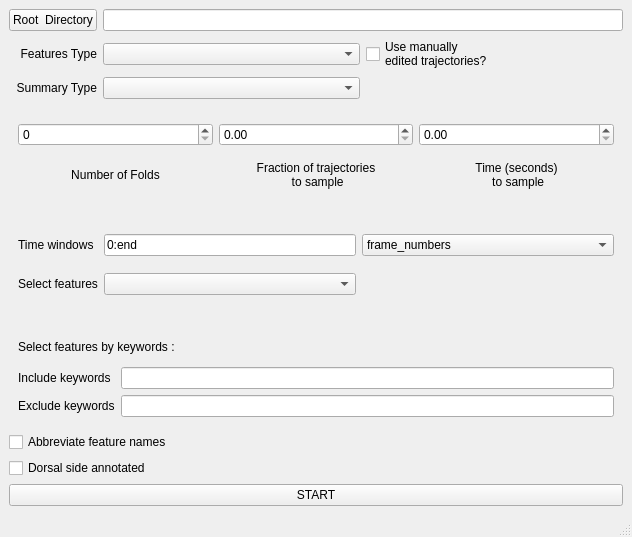
Qt form tierpsy/gui/QtDesignerFiles/Summarizer.ui (ver228/tierpsy-tracker) before a commit.
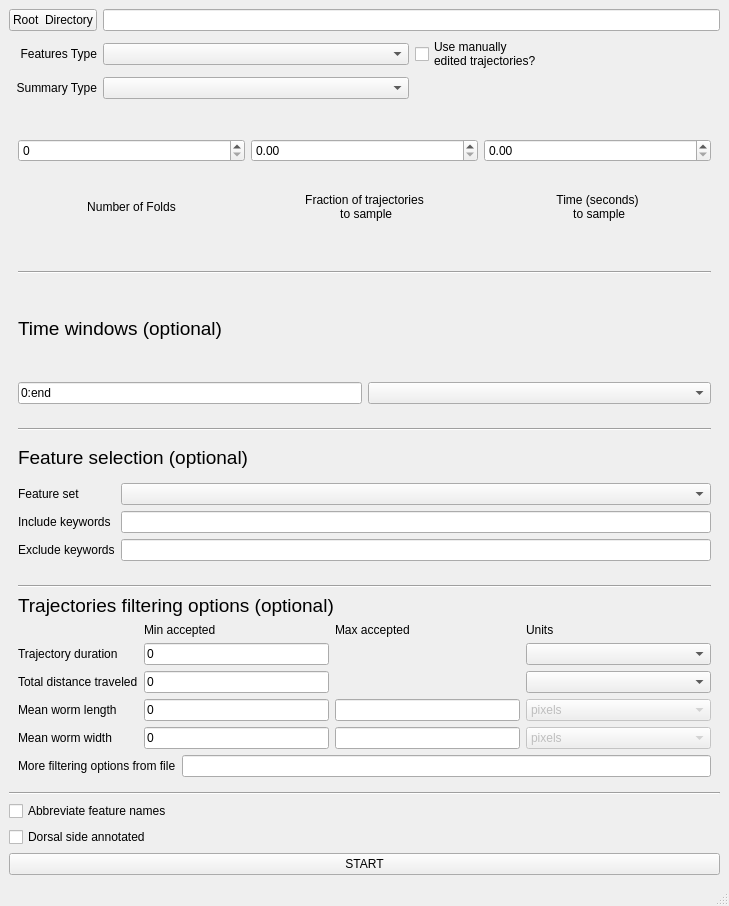
The same form after that commit.

Commit message: Trajectories filtering options in summarizer.

The edit to the form file:
```diff
--- a/tierpsy/gui/QtDesignerFiles/Summarizer.ui
+++ b/tierpsy/gui/QtDesignerFiles/Summarizer.ui
@@ -6,8 +6,8 @@
    <rect>
     <x>0</x>
     <y>0</y>
-    <width>632</width>
-    <height>537</height>
+    <width>729</width>
+    <height>906</height>
    </rect>
   </property>
   <property name="windowTitle">
@@ -147,45 +147,15 @@
     </item>
     <item>
      <widget class="QWidget" name="TimeWindows" native="true">
-      <layout class="QGridLayout" name="gridLayout_3">
-       <item row="1" column="3">
-        <widget class="QComboBox" name="p_select_feat"/>
-       </item>
-       <item row="1" column="1">
-        <widget class="QLabel" name="label_7">
-         <property name="text">
-          <string>Select features</string>
+      <layout class="QVBoxLayout" name="verticalLayout">
+       <item>
+        <widget class="Line" name="line">
+         <property name="orientation">
+          <enum>Qt::Horizontal</enum>
          </property>
         </widget>
        </item>
-       <item row="0" column="4">
-        <widget class="QComboBox" name="p_time_units">
-         <property name="sizePolicy">
-          <sizepolicy hsizetype="MinimumExpanding" vsizetype="Fixed">
-           <horstretch>0</horstretch>
-           <verstretch>0</verstretch>
-          </sizepolicy>
-         </property>
-         <item>
-          <property name="text">
-           <string>frame_numbers</string>
-          </property>
-         </item>
-         <item>
-          <property name="text">
-           <string>seconds</string>
-          </property>
-         </item>
-        </widget>
-       </item>
-       <item row="0" column="3">
-        <widget class="QLineEdit" name="p_time_windows">
-         <property name="text">
-          <string>0:end</string>
-         </property>
-        </widget>
-       </item>
-       <item row="0" column="1">
+       <item>
         <widget class="QLabel" name="label_6">
          <property name="sizePolicy">
           <sizepolicy hsizetype="Preferred" vsizetype="Preferred">
@@ -193,47 +163,297 @@
            <verstretch>0</verstretch>
           </sizepolicy>
          </property>
+         <property name="font">
+          <font>
+           <pointsize>14</pointsize>
+          </font>
+         </property>
          <property name="text">
-          <string>Time windows</string>
+          <string>Time windows (optional)</string>
          </property>
         </widget>
        </item>
+       <item>
+        <layout class="QGridLayout" name="gridLayout_5">
+         <item row="0" column="1">
+          <widget class="QLineEdit" name="p_time_windows">
+           <property name="text">
+            <string>0:end</string>
+           </property>
+          </widget>
+         </item>
+         <item row="0" column="2">
+          <widget class="QComboBox" name="p_time_units">
+           <property name="sizePolicy">
+            <sizepolicy hsizetype="MinimumExpanding" vsizetype="Fixed">
+             <horstretch>0</horstretch>
+             <verstretch>0</verstretch>
+            </sizepolicy>
+           </property>
+          </widget>
+         </item>
+        </layout>
+       </item>
       </layout>
      </widget>
     </item>
     <item>
-     <widget class="QWidget" name="SelectByKeywords" native="true">
-      <layout class="QGridLayout" name="gridLayout_4">
-       <item row="2" column="0">
-        <widget class="QLabel" name="label_9">
+     <widget class="QWidget" name="FeatureSelection" native="true">
+      <layout class="QVBoxLayout" name="verticalLayout_2">
+       <item>
+        <widget class="Line" name="line_3">
+         <property name="orientation">
+          <enum>Qt::Horizontal</enum>
+         </property>
+        </widget>
+       </item>
+       <item>
+        <widget class="QLabel" name="label_7">
+         <property name="font">
+          <font>
+           <pointsize>14</pointsize>
+          </font>
+         </property>
          <property name="text">
-          <string>Exclude keywords</string>
+          <string>Feature selection (optional)</string>
          </property>
         </widget>
        </item>
-       <item row="1" column="1">
-        <widget class="QLineEdit" name="p_keywords_include"/>
+       <item>
+        <layout class="QGridLayout" name="gridLayout_3">
+         <item row="0" column="0">
+          <widget class="QLabel" name="label_11">
+           <property name="sizePolicy">
+            <sizepolicy hsizetype="Preferred" vsizetype="Preferred">
+             <horstretch>0</horstretch>
+             <verstretch>0</verstretch>
+            </sizepolicy>
+           </property>
+           <property name="text">
+            <string>Feature set</string>
+           </property>
+          </widget>
+         </item>
+         <item row="2" column="0">
+          <widget class="QLabel" name="label_9">
+           <property name="text">
+            <string>Exclude keywords</string>
+           </property>
+          </widget>
+         </item>
+         <item row="0" column="2">
+          <widget class="QComboBox" name="p_select_feat"/>
+         </item>
+         <item row="1" column="0">
+          <widget class="QLabel" name="label_8">
+           <property name="text">
+            <string>Include keywords</string>
+           </property>
+          </widget>
+         </item>
+         <item row="1" column="2">
+          <widget class="QLineEdit" name="p_keywords_include"/>
+         </item>
+         <item row="2" column="2">
+          <widget class="QLineEdit" name="p_keywords_exclude"/>
+         </item>
+        </layout>
        </item>
-       <item row="2" column="1">
-        <widget class="QLineEdit" name="p_keywords_exclude"/>
-       </item>
-       <item row="1" column="0">
-        <widget class="QLabel" name="label_8">
-         <property name="text">
-          <string>Include keywords</string>
+      </layout>
+     </widget>
+    </item>
+    <item>
+     <widget class="QWidget" name="FilterTrajectories" native="true">
+      <layout class="QVBoxLayout" name="verticalLayout_5">
+       <item>
+        <widget class="Line" name="line_4">
+         <property name="orientation">
+          <enum>Qt::Horizontal</enum>
          </property>
         </widget>
        </item>
-       <item row="0" column="0" colspan="2">
-        <widget class="QLabel" name="label_10">
+       <item>
+        <widget class="QLabel" name="label_12">
+         <property name="font">
+          <font>
+           <pointsize>14</pointsize>
+          </font>
+         </property>
          <property name="text">
-          <string>Select features by keywords :</string>
+          <string>Trajectories filtering options (optional)</string>
          </property>
         </widget>
        </item>
+       <item>
+        <layout class="QGridLayout" name="gridLayout_6">
+         <item row="4" column="2">
+          <widget class="QLineEdit" name="p_filter_width_max"/>
+         </item>
+         <item row="4" column="1">
+          <widget class="QLineEdit" name="p_filter_width_min">
+           <property name="text">
+            <string>0</string>
+           </property>
+          </widget>
+         </item>
+         <item row="3" column="1">
+          <widget class="QLineEdit" name="p_filter_length_min">
+           <property name="text">
+            <string>0</string>
+           </property>
+          </widget>
+         </item>
+         <item row="3" column="2">
+          <widget class="QLineEdit" name="p_filter_length_max"/>
+         </item>
+         <item row="0" column="2">
+          <widget class="QLabel" name="label_15">
+           <property name="text">
+            <string>Max accepted</string>
+           </property>
+          </widget>
+         </item>
+         <item row="4" column="3">
+          <widget class="QComboBox" name="filter_width_units">
+           <property name="enabled">
+            <bool>false</bool>
+           </property>
+           <property name="sizePolicy">
+            <sizepolicy hsizetype="MinimumExpanding" vsizetype="Fixed">
+             <horstretch>0</horstretch>
+             <verstretch>0</verstretch>
+            </sizepolicy>
+           </property>
+           <item>
+            <property name="text">
+             <string>pixels</string>
+            </property>
+           </item>
+           <item>
+            <property name="text">
+             <string>microns</string>
+            </property>
+           </item>
+          </widget>
+         </item>
+         <item row="1" column="0">
+          <widget class="QLabel" name="label_13">
+           <property name="text">
+            <string>Trajectory duration</string>
+           </property>
+          </widget>
+         </item>
+         <item row="0" column="1">
+          <widget class="QLabel" name="label_14">
+           <property name="text">
+            <string>Min accepted</string>
+           </property>
+          </widget>
+         </item>
+         <item row="3" column="3">
+          <widget class="QComboBox" name="filter_length_units">
+           <property name="enabled">
+            <bool>false</bool>
+           </property>
+           <property name="sizePolicy">
+            <sizepolicy hsizetype="MinimumExpanding" vsizetype="Fixed">
+             <horstretch>0</horstretch>
+             <verstretch>0</verstretch>
+            </sizepolicy>
+           </property>
+           <item>
+            <property name="text">
+             <string>pixels</string>
+            </property>
+           </item>
+           <item>
+            <property name="text">
+             <string>microns</string>
+            </property>
+           </item>
+          </widget>
+         </item>
+         <item row="4" column="0">
+          <widget class="QLabel" name="label_17">
+           <property name="text">
+            <string>Mean worm width</string>
+           </property>
+          </widget>
+         </item>
+         <item row="1" column="3">
+          <widget class="QComboBox" name="p_filter_time_units">
+           <property name="sizePolicy">
+            <sizepolicy hsizetype="MinimumExpanding" vsizetype="Fixed">
+             <horstretch>0</horstretch>
+             <verstretch>0</verstretch>
+            </sizepolicy>
+           </property>
+          </widget>
+         </item>
+         <item row="3" column="0">
+          <widget class="QLabel" name="label_16">
+           <property name="text">
+            <string>Mean worm length</string>
+           </property>
+          </widget>
+         </item>
+         <item row="0" column="3">
+          <widget class="QLabel" name="label_18">
+           <property name="text">
+            <string>Units</string>
+           </property>
+          </widget>
+         </item>
+         <item row="1" column="1">
+          <widget class="QLineEdit" name="p_filter_time_min">
+           <property name="text">
+            <string>0</string>
+           </property>
+          </widget>
+         </item>
+         <item row="2" column="0">
+          <widget class="QLabel" name="label_10">
+           <property name="text">
+            <string>Total distance traveled</string>
+           </property>
+          </widget>
+         </item>
+         <item row="2" column="1">
+          <widget class="QLineEdit" name="p_filter_travel_min">
+           <property name="text">
+            <string>0</string>
+           </property>
+          </widget>
+         </item>
+         <item row="2" column="3">
+          <widget class="QComboBox" name="p_filter_distance_units"/>
+         </item>
+        </layout>
+       </item>
+       <item>
+        <layout class="QHBoxLayout" name="horizontalLayout">
+         <item>
+          <widget class="QLabel" name="label_19">
+           <property name="text">
+            <string>More filtering options from file</string>
+           </property>
+          </widget>
+         </item>
+         <item>
+          <widget class="QLineEdit" name="lineEdit"/>
+         </item>
+        </layout>
+       </item>
       </layout>
      </widget>
     </item>
+    <item>
+     <widget class="Line" name="line_2">
+      <property name="orientation">
+       <enum>Qt::Horizontal</enum>
+      </property>
+     </widget>
+    </item>
     <item>
      <widget class="QCheckBox" name="p_abbreviate_features">
       <property name="text">
```
Left out of the diff: 22 changed lines with no effect on the pictures. The commit also changes 11 other files.
